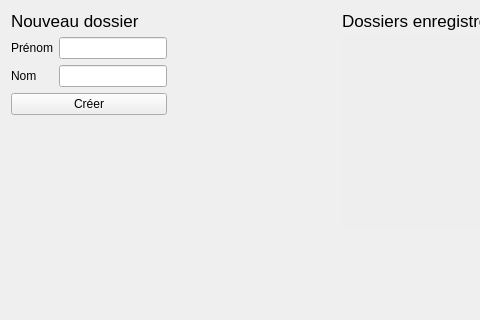
Qt form Projet/gui/fenaccueil.ui (dtbinh/Projet_L021) before a commit; both pictures show x 0 to 480 and y 0 to 320 of the 609 by 474 pixel window.
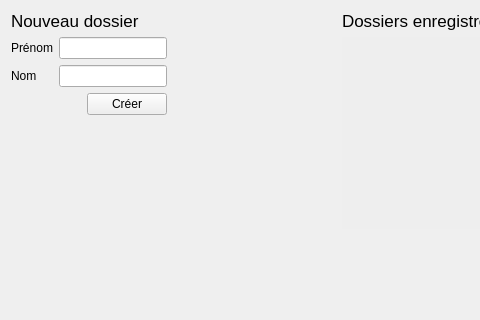
The same form after that commit.

The edit to the form file:
```diff
--- a/Projet/gui/fenaccueil.ui
+++ b/Projet/gui/fenaccueil.ui
@@ -77,7 +77,7 @@
            </item>
           </layout>
          </item>
-         <item>
+         <item alignment="Qt::AlignRight">
           <widget class="QPushButton" name="creer">
            <property name="text">
             <string>Créer</string>
```
Left out of the diff: 5 changed lines with no effect on the pictures.
